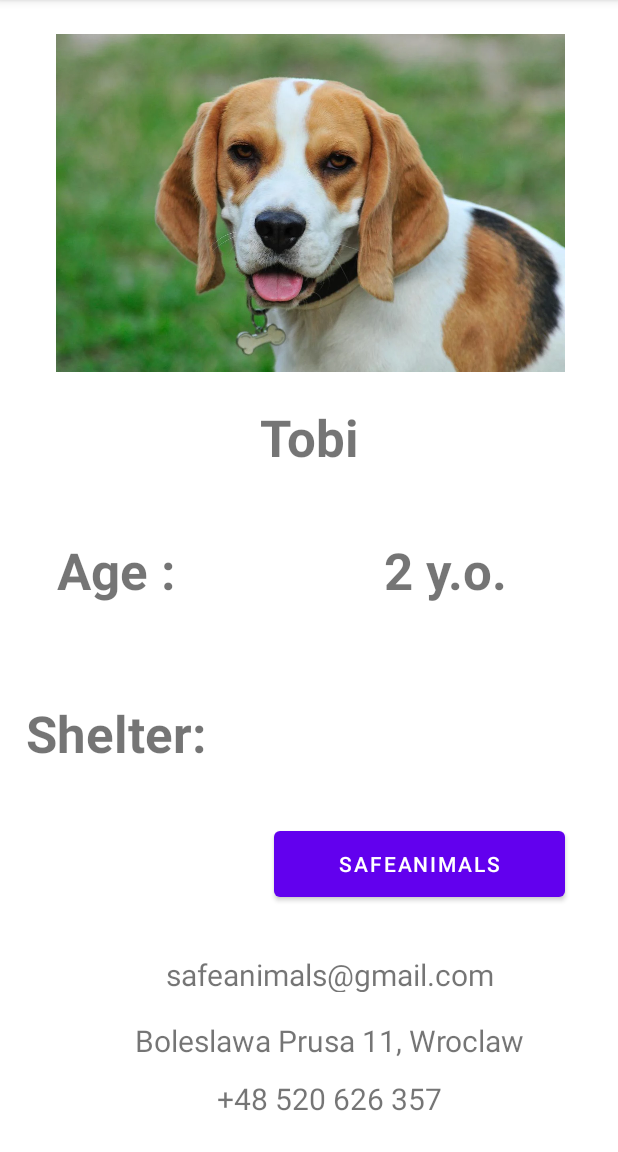
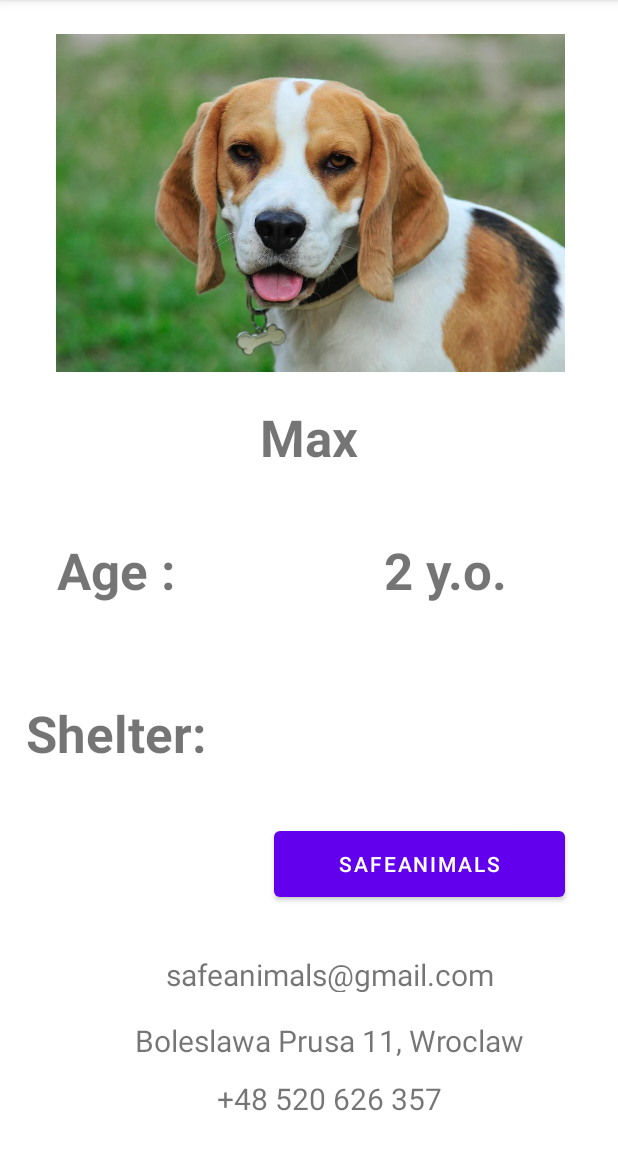
Before and after one commit to AlbertoHdezLado/Shelted, an Android app: the fragment postFragment shown on its own in the app's theme, on a phone screen of 412 x 824 dp, the part 84-1236 px from its top. Run offline under Robolectric (Android 15) with nearby library versions, the phone set to English and light mode, and no system bars.

Commit message:
post interface

```diff
--- a/app/src/main/res/layout/fragment_post.xml
+++ b/app/src/main/res/layout/fragment_post.xml
@@ -68,7 +68,7 @@
             android:id="@+id/pet_name"
             android:layout_width="123dp"
             android:layout_height="50dp"
-            android:text="Tobi"
+            android:text="Max"
             android:textAlignment="center"
             android:textSize="34sp"
             android:textStyle="bold"
```
